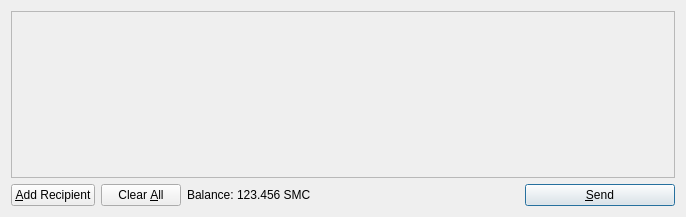
Qt form src/qt/forms/sendcoinsdialog.ui (aelcoin/aelcoin) before a commit.
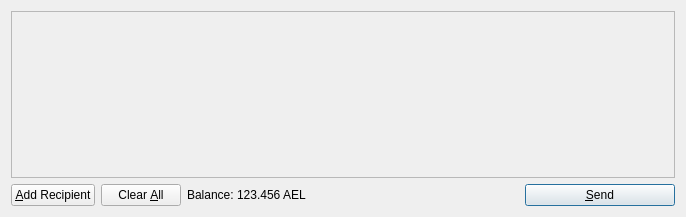
The same form after that commit. Icons and pictures are not drawn.

```diff
--- a/src/qt/forms/sendcoinsdialog.ui
+++ b/src/qt/forms/sendcoinsdialog.ui
@@ -119,7 +119,7 @@
           <cursorShape>IBeamCursor</cursorShape>
          </property>
          <property name="text">
-          <string>123.456 SMC</string>
+          <string>123.456 AEL</string>
          </property>
          <property name="textInteractionFlags">
           <set>Qt::LinksAccessibleByMouse|Qt::TextSelectableByKeyboard|Qt::TextSelectableByMouse</set>
```
